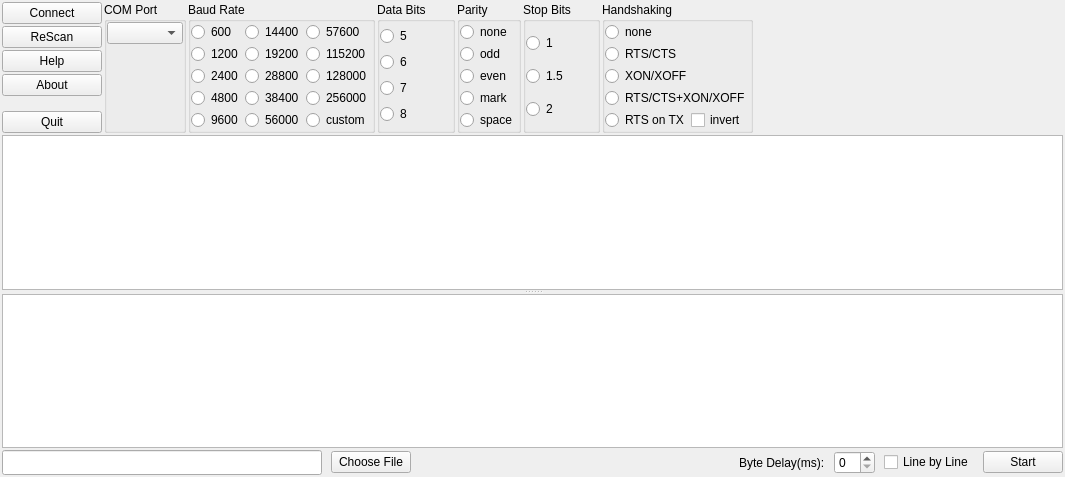
Before: the Qt Designer form crossTerm.ui in MrRadiotron/crossTerm, drawn with Qt 5.
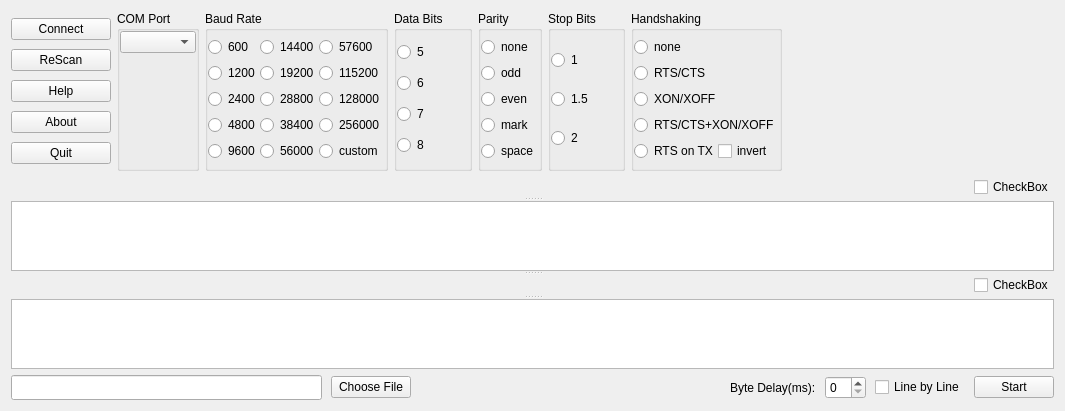
After: the same form once the commit is applied.

Commit message: line endings

Patch:
```diff
--- a/crossTerm.ui
+++ b/crossTerm.ui
@@ -7,27 +7,24 @@
     <x>0</x>
     <y>0</y>
     <width>1065</width>
-    <height>477</height>
+    <height>394</height>
    </rect>
   </property>
   <property name="windowTitle">
    <string>Form</string>
   </property>
-  <layout class="QVBoxLayout" name="verticalLayout_2">
-   <property name="spacing">
-    <number>2</number>
-   </property>
-   <property name="margin">
-    <number>2</number>
-   </property>
+  <layout class="QVBoxLayout" name="verticalLayout_2" stretch="0,1,0">
    <item>
     <layout class="QHBoxLayout" name="horizontalLayout">
+     <property name="sizeConstraint">
+      <enum>QLayout::SetDefaultConstraint</enum>
+     </property>
      <item>
       <widget class="QFrame" name="verticalFrame">
        <property name="maximumSize">
         <size>
          <width>16777215</width>
-         <height>172</height>
+         <height>160</height>
         </size>
        </property>
        <layout class="QVBoxLayout" name="verticalLayout">
@@ -74,19 +71,6 @@
           </property>
          </widget>
         </item>
-        <item>
-         <spacer name="verticalSpacer_2">
-          <property name="orientation">
-           <enum>Qt::Vertical</enum>
-          </property>
-          <property name="sizeHint" stdset="0">
-           <size>
-            <width>20</width>
-            <height>40</height>
-           </size>
-          </property>
-         </spacer>
-        </item>
         <item>
          <widget class="QPushButton" name="QUIT_BUTTON">
           <property name="text">
@@ -139,15 +123,30 @@
      </item>
      <item>
       <widget class="QGroupBox" name="BAUD_RATE">
+       <property name="minimumSize">
+        <size>
+         <width>0</width>
+         <height>160</height>
+        </size>
+       </property>
+       <property name="maximumSize">
+        <size>
+         <width>16777215</width>
+         <height>172</height>
+        </size>
+       </property>
        <property name="title">
         <string>Baud Rate</string>
        </property>
+       <property name="flat">
+        <bool>false</bool>
+       </property>
        <layout class="QGridLayout" name="gridLayout_2">
         <property name="margin">
          <number>0</number>
         </property>
         <property name="spacing">
-         <number>2</number>
+         <number>0</number>
         </property>
         <item row="1" column="1">
          <widget class="QRadioButton" name="BAUD_19200">
@@ -259,6 +258,12 @@
      </item>
      <item>
       <widget class="QGroupBox" name="DATA_BITS">
+       <property name="maximumSize">
+        <size>
+         <width>16777215</width>
+         <height>172</height>
+        </size>
+       </property>
        <property name="title">
         <string>Data Bits</string>
        </property>
@@ -267,7 +272,7 @@
          <number>0</number>
         </property>
         <property name="spacing">
-         <number>2</number>
+         <number>0</number>
         </property>
         <item row="1" column="0">
          <widget class="QRadioButton" name="DATA_BITS_6">
@@ -302,6 +307,12 @@
      </item>
      <item>
       <widget class="QGroupBox" name="PARITY">
+       <property name="maximumSize">
+        <size>
+         <width>16777215</width>
+         <height>172</height>
+        </size>
+       </property>
        <property name="title">
         <string>Parity</string>
        </property>
@@ -310,7 +321,7 @@
          <number>0</number>
         </property>
         <property name="spacing">
-         <number>2</number>
+         <number>0</number>
         </property>
         <item row="2" column="0">
          <widget class="QRadioButton" name="PARITY_EVEN">
@@ -352,12 +363,18 @@
      </item>
      <item>
       <widget class="QGroupBox" name="STOP_BITS">
+       <property name="maximumSize">
+        <size>
+         <width>16777215</width>
+         <height>172</height>
+        </size>
+       </property>
        <property name="title">
         <string>Stop Bits</string>
        </property>
        <layout class="QVBoxLayout" name="verticalLayout_4">
         <property name="spacing">
-         <number>2</number>
+         <number>0</number>
         </property>
         <property name="margin">
          <number>0</number>
@@ -388,15 +405,21 @@
      </item>
      <item>
       <widget class="QGroupBox" name="HANDSHAKING">
+       <property name="maximumSize">
+        <size>
+         <width>16777215</width>
+         <height>100000</height>
+        </size>
+       </property>
        <property name="title">
         <string>Handshaking</string>
        </property>
        <property name="flat">
         <bool>false</bool>
        </property>
-       <layout class="QVBoxLayout" name="verticalLayout_5">
+       <layout class="QVBoxLayout" name="verticalLayout_5" stretch="0,0,0,0,1">
         <property name="spacing">
-         <number>2</number>
+         <number>0</number>
         </property>
         <property name="margin">
          <number>0</number>
@@ -431,6 +454,9 @@
         </item>
         <item>
          <layout class="QHBoxLayout" name="horizontalLayout_2">
+          <property name="spacing">
+           <number>0</number>
+          </property>
           <item>
            <widget class="QRadioButton" name="HANDSHAKING_RTS_ON_TX">
             <property name="text">
@@ -455,10 +481,13 @@
        <property name="orientation">
         <enum>Qt::Horizontal</enum>
        </property>
+       <property name="sizeType">
+        <enum>QSizePolicy::Expanding</enum>
+       </property>
        <property name="sizeHint" stdset="0">
         <size>
          <width>40</width>
-         <height>20</height>
+         <height>10</height>
         </size>
        </property>
       </spacer>
@@ -467,18 +496,33 @@
    </item>
    <item>
     <widget class="QSplitter" name="splitter">
-     <property name="enabled">
-      <bool>true</bool>
-     </property>
-     <property name="frameShape">
-      <enum>QFrame::NoFrame</enum>
-     </property>
-     <property name="frameShadow">
-      <enum>QFrame::Plain</enum>
-     </property>
      <property name="orientation">
       <enum>Qt::Vertical</enum>
      </property>
+     <widget class="QWidget" name="horizontalLayoutWidget_2">
+      <layout class="QHBoxLayout" name="RECIEVE_BAR">
+       <item>
+        <spacer name="horizontalSpacer_3">
+         <property name="orientation">
+          <enum>Qt::Horizontal</enum>
+         </property>
+         <property name="sizeHint" stdset="0">
+          <size>
+           <width>40</width>
+           <height>20</height>
+          </size>
+         </property>
+        </spacer>
+       </item>
+       <item>
+        <widget class="QCheckBox" name="checkBox_2">
+         <property name="text">
+          <string>CheckBox</string>
+         </property>
+        </widget>
+       </item>
+      </layout>
+     </widget>
      <widget class="QPlainTextEdit" name="RECEIVE_EDIT">
       <property name="font">
        <font>
@@ -495,6 +539,36 @@
        <string notr="true"/>
       </property>
      </widget>
+     <widget class="QWidget" name="horizontalLayoutWidget">
+      <layout class="QHBoxLayout" name="TRANSMIT_BAR">
+       <item>
+        <spacer name="horizontalSpacer_2">
+         <property name="orientation">
+          <enum>Qt::Horizontal</enum>
+         </property>
+         <property name="sizeHint" stdset="0">
+          <size>
+           <width>40</width>
+           <height>20</height>
+          </size>
+         </property>
+        </spacer>
+       </item>
+       <item>
+        <widget class="QCheckBox" name="checkBox">
+         <property name="maximumSize">
+          <size>
+           <width>16777215</width>
+           <height>22</height>
+          </size>
+         </property>
+         <property name="text">
+          <string>CheckBox</string>
+         </property>
+        </widget>
+       </item>
+      </layout>
+     </widget>
      <widget class="QPlainTextEdit" name="TRANSMIT_EDIT">
       <property name="font">
        <font>
@@ -512,6 +586,12 @@
    </item>
    <item>
     <widget class="QWidget" name="sendFileFrame" native="true">
+     <property name="maximumSize">
+      <size>
+       <width>16777215</width>
+       <height>27</height>
+      </size>
+     </property>
      <layout class="QHBoxLayout" name="sendFileLayout">
       <property name="spacing">
        <number>9</number>
```
Left out of the diff: 2 changed lines with no effect on the pictures.
